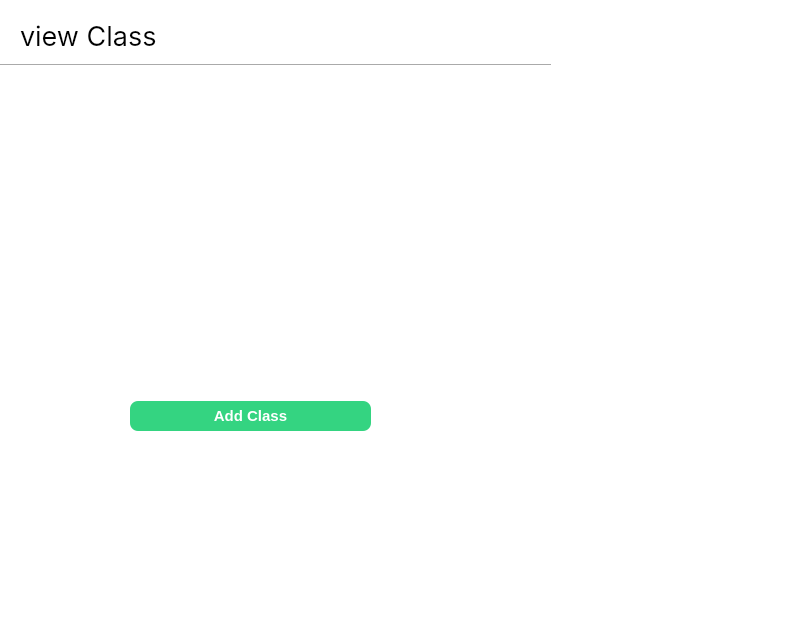
Before: the Qt Designer form School_System/ui/ViewClassDialog.ui in KasperJack/School-Management-System, drawn with Qt 5.
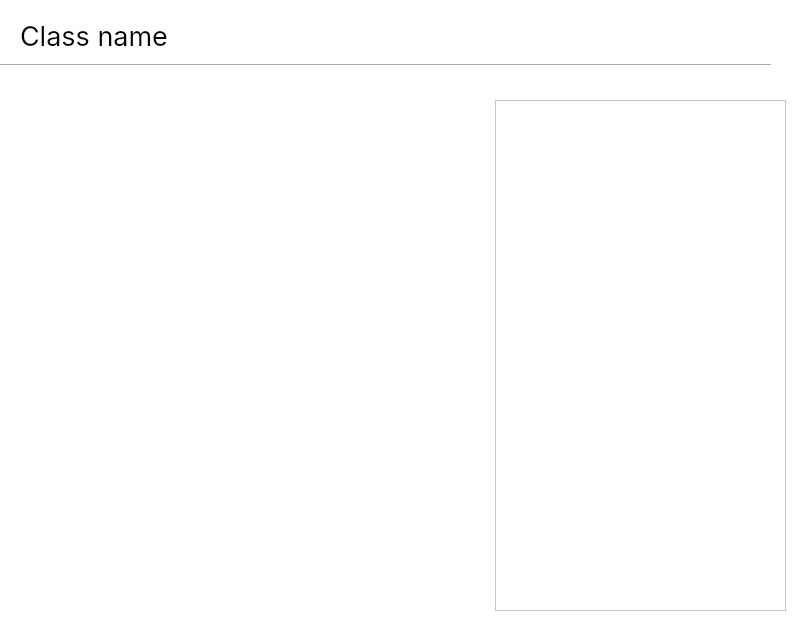
After: the same form once the commit is applied.

```diff
--- a/School_System/ui/ViewClassDialog.ui
+++ b/School_System/ui/ViewClassDialog.ui
@@ -22,7 +22,7 @@
     <rect>
      <x>-10</x>
      <y>50</y>
-     <width>561</width>
+     <width>781</width>
      <height>31</height>
     </rect>
    </property>
@@ -46,41 +46,18 @@
     </font>
    </property>
    <property name="text">
-    <string>view Class</string>
+    <string>Class name</string>
    </property>
   </widget>
-  <widget class="QWidget" name="layoutWidget">
+  <widget class="QTableWidget" name="tableWidget">
    <property name="geometry">
     <rect>
-     <x>130</x>
-     <y>400</y>
-     <width>241</width>
-     <height>32</height>
+     <x>495</x>
+     <y>100</y>
+     <width>291</width>
+     <height>511</height>
     </rect>
    </property>
-   <layout class="QHBoxLayout" name="horizontalLayout">
-    <item>
-     <widget class="QPushButton" name="add_file">
-      <property name="minimumSize">
-       <size>
-        <width>0</width>
-        <height>30</height>
-       </size>
-      </property>
-      <property name="styleSheet">
-       <string notr="true">background-color: rgb(52, 212, 129);
-color:white;
-border:none;
-border-radius: 8px;
-font-weight:bold;
-font-size: 15px;</string>
-      </property>
-      <property name="text">
-       <string>Add Class</string>
-      </property>
-     </widget>
-    </item>
-   </layout>
   </widget>
  </widget>
  <resources/>
```
